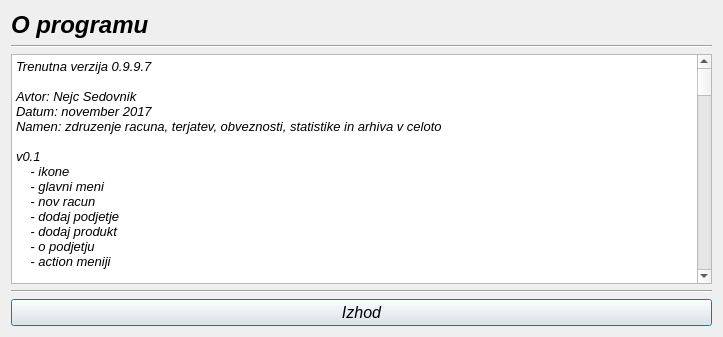
MaxMaxy/racun, file oprogramu.ui: the form before one commit.
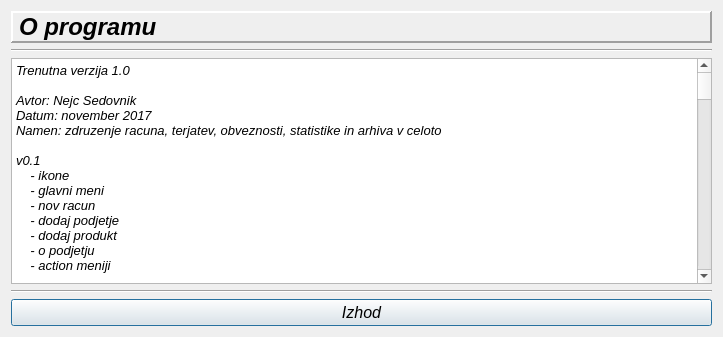
The form after the commit.

What changed in the file:
```diff
--- a/oprogramu.ui
+++ b/oprogramu.ui
@@ -40,6 +40,15 @@
          <bold>true</bold>
         </font>
        </property>
+       <property name="frameShape">
+        <enum>QFrame::Panel</enum>
+       </property>
+       <property name="frameShadow">
+        <enum>QFrame::Raised</enum>
+       </property>
+       <property name="lineWidth">
+        <number>2</number>
+       </property>
        <property name="text">
         <string>O programu</string>
        </property>
@@ -82,7 +91,7 @@
         <bool>true</bool>
        </property>
        <property name="plainText">
-        <string>Trenutna verzija 0.9.9.7
+        <string>Trenutna verzija 1.0
 
 Avtor: Nejc Sedovnik
 Datum: november 2017
@@ -190,8 +199,18 @@
     - posodobljeno popravljanje produktov v Dodaj/popravi produkt
     - nov racun popravljena dobavnica
 
+v0.9.9.9
+    - dodana statistika za obveznosti
+    - pri testiranju ni zaznanih programskih tezav
+
+v1.0
+    - dodano posiljanje racuna preko maila
+    - popravljena statistika v obveznostih
+    - popravljena tezava pri dodajanju produktov v nov racun
+    - stilski popravki
+    - dodana moznost obrocnega placila v placilu racuna
+
 TO_DO:
-    - moznost posiljanja racuna po emailu strankam
     - printanje deluje preko AdobeReaderja</string>
        </property>
       </widget>
```
